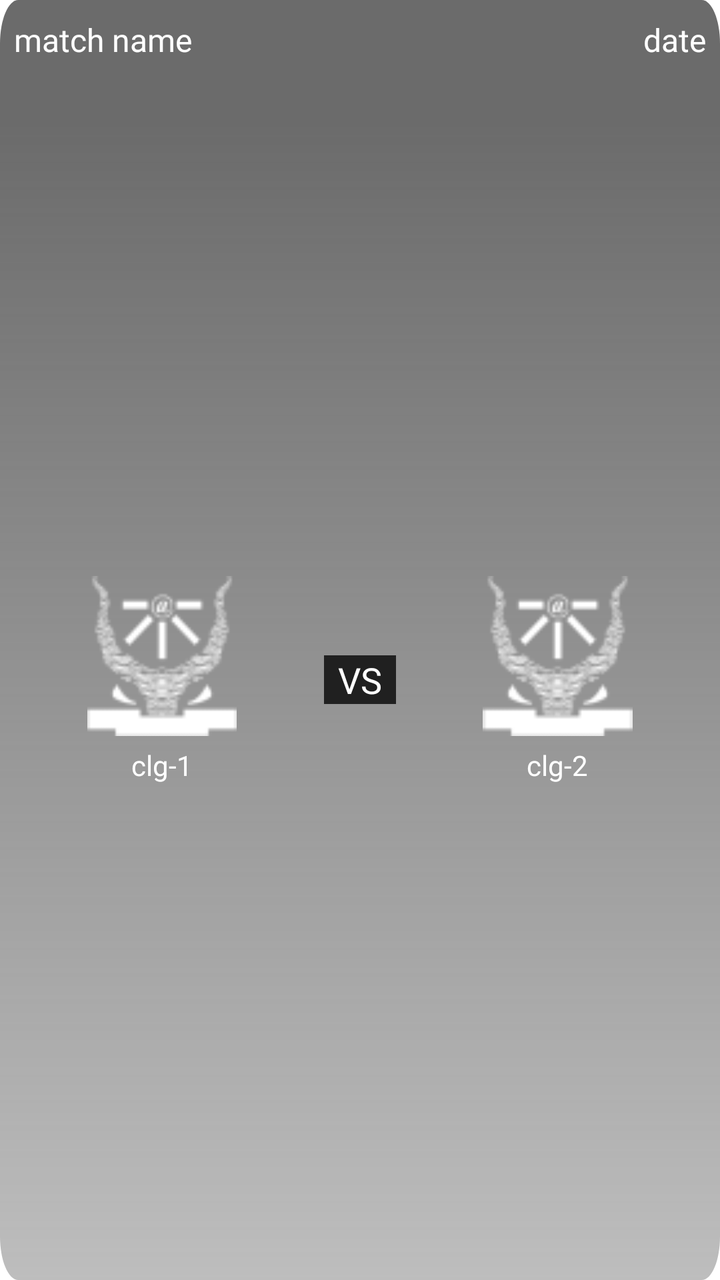
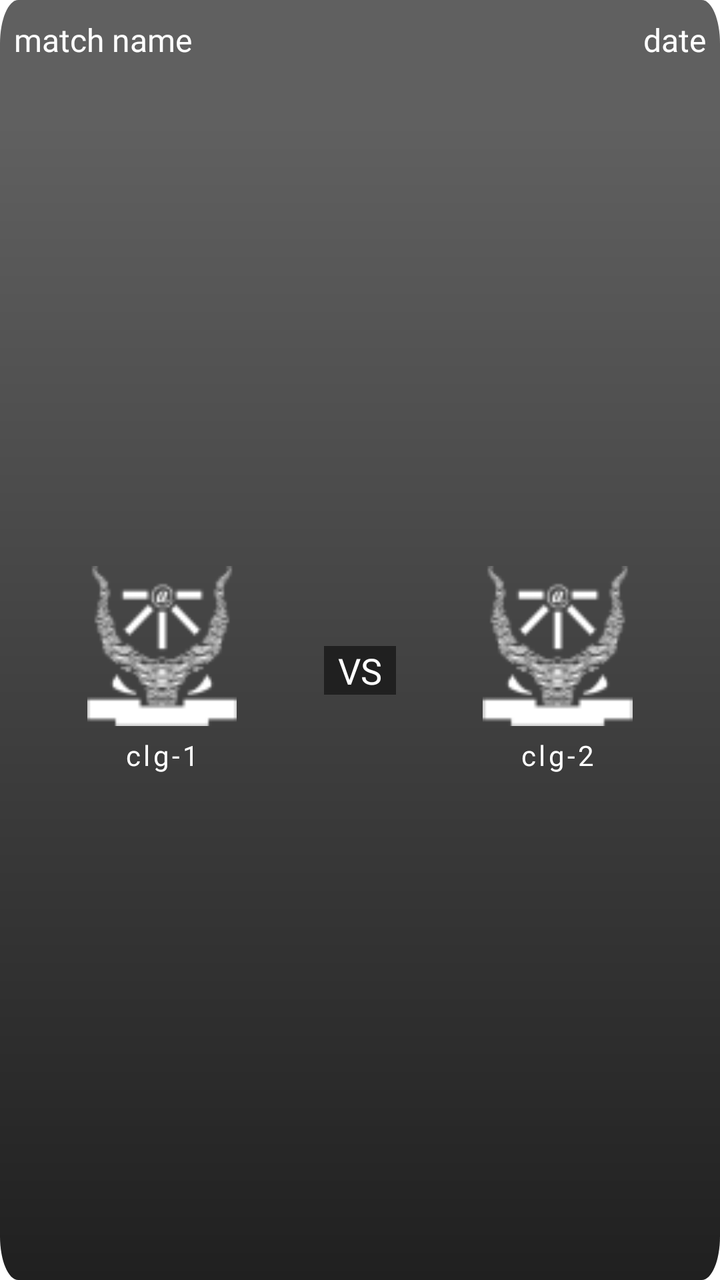

An Android layout rendered at two revisions. The XML below is the earlier revision; the diff shows what the commit changed to produce the second picture.
<!-- AndroidManifest.xml: application theme Theme.NavigationDrawer -->
<!-- res/layout/layout_schedule.xml -->
<?xml version="1.0" encoding="utf-8"?>
<androidx.constraintlayout.widget.ConstraintLayout xmlns:android="http://schemas.android.com/apk/res/android"
    xmlns:app="http://schemas.android.com/apk/res-auto"
    xmlns:tools="http://schemas.android.com/tools"
    android:layout_width="match_parent"
    android:layout_height="200dp"
    android:layout_marginHorizontal="1dp"
    android:layout_marginVertical="10dp"
    android:background="@drawable/fade3">

    <LinearLayout
        android:id="@+id/lay1"
        android:layout_width="match_parent"
        android:layout_height="40dp"
        android:padding="5dp"
        android:orientation="horizontal"
        android:weightSum="1"
        app:layout_constraintEnd_toEndOf="parent"
        app:layout_constraintStart_toStartOf="parent"
        app:layout_constraintTop_toTopOf="parent">

        <TextView
            android:id="@+id/matchName"
            android:layout_width="0dp"
            android:layout_height="40dp"
            android:paddingHorizontal="2dp"
            android:layout_gravity="center_vertical"
            android:layout_weight="0.7"
            android:fontFamily="@font/poppins_semibold"
            android:gravity="center_vertical|start"
            android:hint="match name"
            android:textAllCaps="true"
            android:textColor="#E9E9E9"
            android:textColorHint="@color/white"
            android:textSize="16sp" />

        <TextView
            android:id="@+id/date"
            android:layout_width="0dp"
            android:layout_height="40dp"
            android:layout_gravity="center_vertical"
            android:layout_weight="0.3"
            android:fontFamily="@font/poppins_semibold"
            android:paddingHorizontal="2dp"
            android:gravity="center_vertical|end"
            android:hint="date"
            android:textColor="#E9E9E9"
            android:textColorHint="@color/white"
            android:textSize="16sp" />
    </LinearLayout>

    <LinearLayout
        android:id="@+id/linearLayout"
        android:layout_width="match_parent"
        android:layout_height="wrap_content"
        android:orientation="vertical"
        android:visibility="gone"
        tools:layout_editor_absoluteX="5dp"
        tools:layout_editor_absoluteY="5dp">

        <TextView
            android:id="@+id/time"
            android:layout_width="match_parent"
            android:layout_height="wrap_content"
            android:fontFamily="@font/poppins_medium"
            android:gravity="center"
            android:hint="time"
            android:textColor="@color/white"
            android:textColorHint="@color/white"
            android:textSize="16sp" />
    </LinearLayout>

    <LinearLayout
        android:layout_width="match_parent"
        android:layout_height="0dp"
        android:orientation="horizontal"
        android:weightSum="1"
        app:layout_constraintBottom_toBottomOf="parent"
        app:layout_constraintEnd_toEndOf="parent"
        app:layout_constraintStart_toStartOf="parent"
        app:layout_constraintTop_toBottomOf="@id/lay1">

        <LinearLayout
            android:layout_width="0dp"
            android:layout_height="wrap_content"
            android:layout_gravity="center_vertical"
            android:layout_weight="0.45"
            android:orientation="vertical">

            <ImageView
                android:id="@+id/clgImg1"
                android:layout_width="match_parent"
                android:layout_height="80dp"
                android:scaleType="fitCenter"
                android:src="@drawable/iiita" />

            <TextView
                android:id="@+id/clgName1"
                android:layout_width="match_parent"
                android:layout_height="wrap_content"
                android:layout_marginTop="5dp"
                android:fontFamily="@font/poppins_medium"
                android:gravity="center"
                android:hint="clg-1"
                android:textAllCaps="true"
                android:textColor="@color/white"
                android:textColorHint="@color/white" />
        </LinearLayout>

        <TextView
            android:layout_width="0dp"
            android:layout_height="wrap_content"
            android:layout_gravity="center_vertical"
            android:layout_weight="0.1"
            android:background="#202020"
            android:fontFamily="@font/poppins_medium"
            android:gravity="center"
            android:text="VS"
            android:textColor="@color/white"
            android:textSize="18sp" />

        <LinearLayout
            android:layout_width="0dp"
            android:layout_height="wrap_content"
            android:layout_gravity="center_vertical"
            android:layout_weight="0.45"
            android:orientation="vertical">

            <ImageView
                android:id="@+id/clgImg2"
                android:layout_width="match_parent"
                android:layout_height="80dp"
                android:scaleType="fitCenter"
                android:src="@drawable/iiita" />

            <TextView
                android:id="@+id/clgName2"
                android:layout_width="match_parent"
                android:layout_height="wrap_content"
                android:layout_marginTop="5dp"
                android:fontFamily="@font/poppins_medium"
                android:gravity="center"
                android:hint="clg-2"
                android:textAllCaps="true"
                android:textColor="@color/white"
                android:textColorHint="@color/white" />
        </LinearLayout>

    </LinearLayout>
</androidx.constraintlayout.widget.ConstraintLayout>
<!-- resources referenced by this layout -->
<resources>
  <color name="white">#FFFFFFFF</color>
  <!-- drawable fade3 (drawable) -->
  <vector xmlns:android="http://schemas.android.com/apk/res/android"
      xmlns:aapt="http://schemas.android.com/aapt"
      android:width="400dp"
      android:height="293dp"
      android:viewportWidth="393"
      android:viewportHeight="293">
  
      <path android:pathData="M10,0h373c5.523,0 10,4.477 10,10v273c0,5.523 -4.477,10 -10,10h-373c-5.523,0 -10,-4.477 -10,-10v-273c0,-5.523 4.477,-10 10,-10Z">
          <aapt:attr name="android:fillColor">
              <gradient
                  android:endX="197"
                  android:endY="27.9"
                  android:startX="197"
                  android:startY="293"
                  android:type="linear">
                  <item
                      android:color="#665B5B5B"
                      android:offset="0" />
                  <item
                      android:color="#E65B5B5B"
                      android:offset="1" />
              </gradient>
          </aapt:attr>
      </path>
  </vector>
  <!-- drawable iiita: png bitmap (drawable, 3166 bytes) -->
  <style name="Theme.NavigationDrawer" parent="Theme.MaterialComponents.DayNight.NoActionBar">
          
          <item name="colorPrimary">#FFECA1</item>
          
      </style>
</resources>

<!-- the commit's change to res/layout/layout_schedule.xml (unified diff, before → after) -->
@@ -3,7 +3,7 @@
     xmlns:app="http://schemas.android.com/apk/res-auto"
     xmlns:tools="http://schemas.android.com/tools"
     android:layout_width="match_parent"
-    android:layout_height="200dp"
+    android:layout_height="180dp"
     android:layout_marginHorizontal="1dp"
     android:layout_marginVertical="10dp"
     android:background="@drawable/fade3">
@@ -12,8 +12,8 @@
         android:id="@+id/lay1"
         android:layout_width="match_parent"
         android:layout_height="40dp"
+        android:orientation="horizontal"
         android:padding="5dp"
-        android:orientation="horizontal"
         android:weightSum="1"
         app:layout_constraintEnd_toEndOf="parent"
         app:layout_constraintStart_toStartOf="parent"
@@ -23,12 +23,12 @@
             android:id="@+id/matchName"
             android:layout_width="0dp"
             android:layout_height="40dp"
-            android:paddingHorizontal="2dp"
             android:layout_gravity="center_vertical"
             android:layout_weight="0.7"
             android:fontFamily="@font/poppins_semibold"
             android:gravity="center_vertical|start"
             android:hint="match name"
+            android:paddingHorizontal="2dp"
             android:textAllCaps="true"
             android:textColor="#E9E9E9"
             android:textColorHint="@color/white"
@@ -41,9 +41,9 @@
             android:layout_gravity="center_vertical"
             android:layout_weight="0.3"
             android:fontFamily="@font/poppins_semibold"
-            android:paddingHorizontal="2dp"
             android:gravity="center_vertical|end"
             android:hint="date"
+            android:paddingHorizontal="2dp"
             android:textColor="#E9E9E9"
             android:textColorHint="@color/white"
             android:textSize="16sp" />
@@ -73,6 +73,7 @@
     <LinearLayout
         android:layout_width="match_parent"
         android:layout_height="0dp"
+        android:layout_marginTop="-10dp"
         android:orientation="horizontal"
         android:weightSum="1"
         app:layout_constraintBottom_toBottomOf="parent"
@@ -102,6 +103,7 @@
                 android:fontFamily="@font/poppins_medium"
                 android:gravity="center"
                 android:hint="clg-1"
+                android:letterSpacing="0.1"
                 android:textAllCaps="true"
                 android:textColor="@color/white"
                 android:textColorHint="@color/white" />
@@ -141,6 +143,7 @@
                 android:fontFamily="@font/poppins_medium"
                 android:gravity="center"
                 android:hint="clg-2"
+                android:letterSpacing="0.1"
                 android:textAllCaps="true"
                 android:textColor="@color/white"
                 android:textColorHint="@color/white" />
<!-- resource entries referenced after the edit -->
@@ -18,10 +18,10 @@
                   android:startY="293"
                   android:type="linear">
                   <item
-                      android:color="#665B5B5B"
+                      android:color="#202020"
                       android:offset="0" />
                   <item
-                      android:color="#E65B5B5B"
+                      android:color="#606060"
                       android:offset="1" />
               </gradient>
           </aapt:attr>
